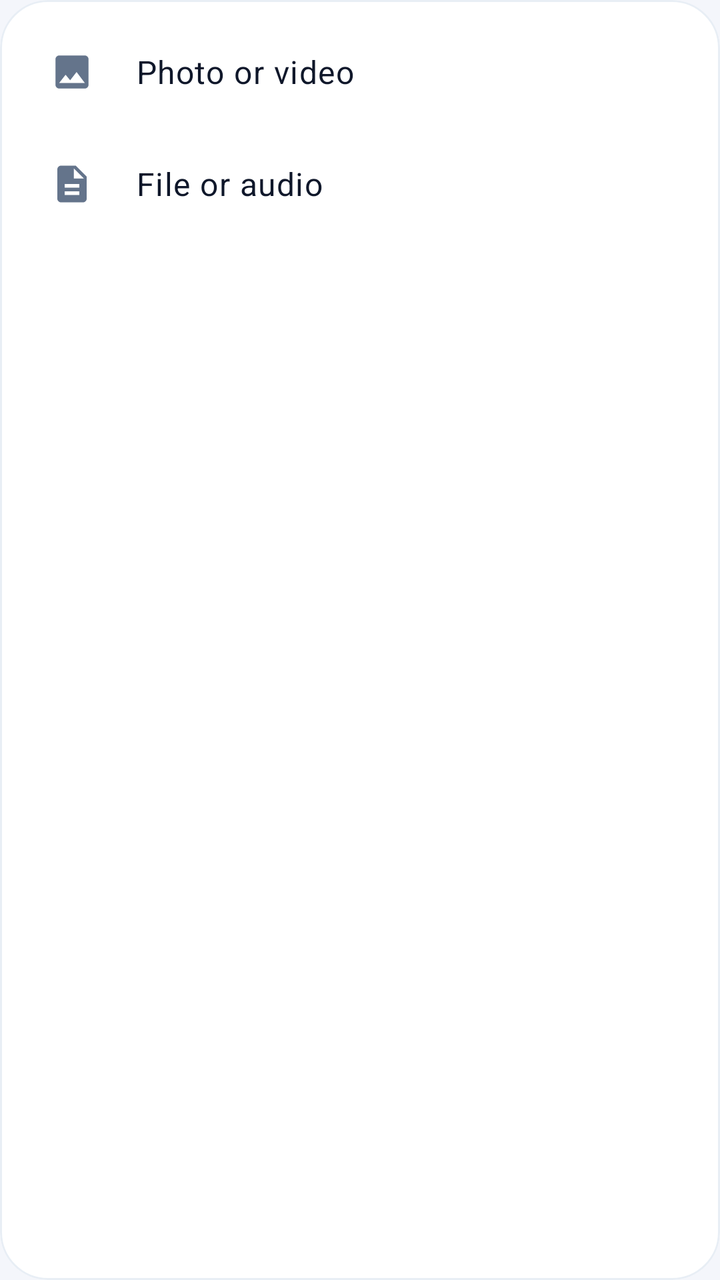
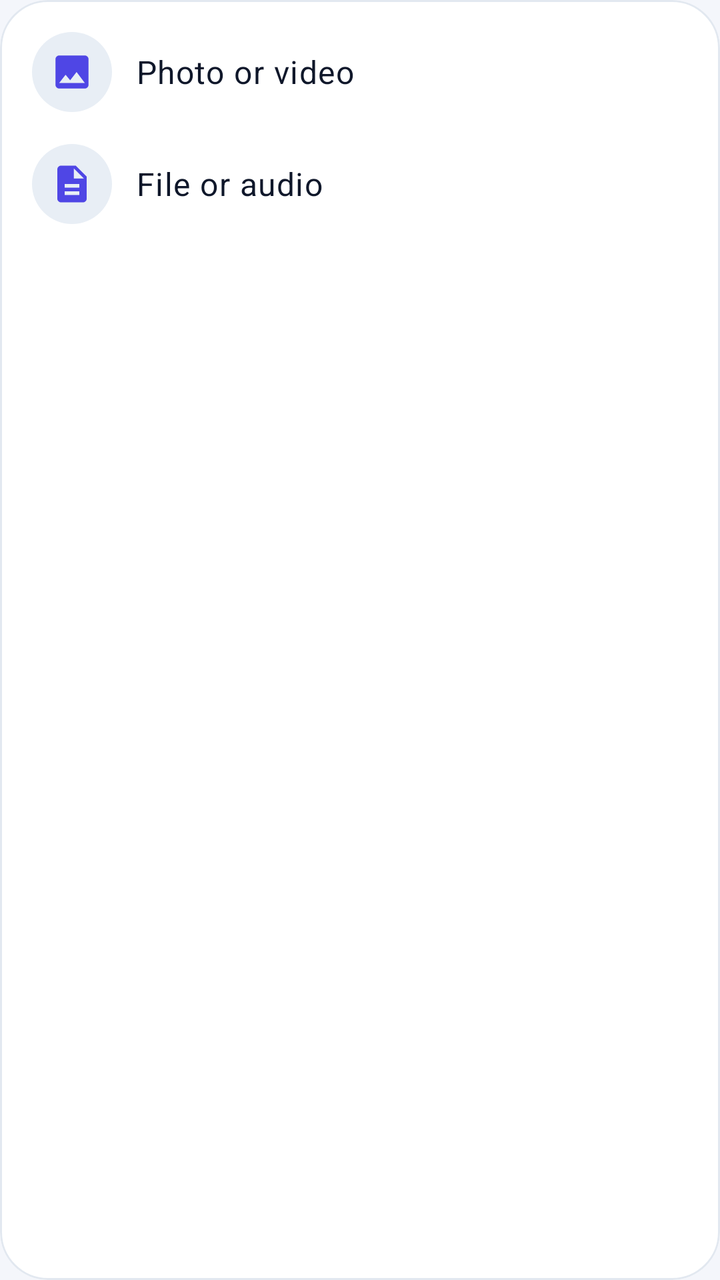

Two renders of the same Android screen: before a commit and after it. Below are the layout's source before the change and the commit's diff.
<!-- AndroidManifest.xml: application theme Theme.NexaChat -->
<!-- res/layout/sheet_attachment_picker.xml -->
<?xml version="1.0" encoding="utf-8"?>
<com.google.android.material.card.MaterialCardView xmlns:android="http://schemas.android.com/apk/res/android"
    xmlns:app="http://schemas.android.com/apk/res-auto"
    android:layout_width="match_parent"
    android:layout_height="wrap_content"
    app:cardBackgroundColor="?attr/colorSurface"
    app:cardCornerRadius="24dp"
    app:cardElevation="0dp"
    app:strokeColor="?attr/colorSurfaceVariant"
    app:strokeWidth="1dp">

    <LinearLayout
        android:layout_width="match_parent"
        android:layout_height="wrap_content"
        android:orientation="vertical"
        android:paddingTop="8dp"
        android:paddingBottom="16dp">

        <LinearLayout
            android:id="@+id/pickVisualRow"
            android:layout_width="match_parent"
            android:layout_height="wrap_content"
            android:background="?attr/selectableItemBackground"
            android:gravity="center_vertical"
            android:minHeight="@dimen/min_touch_target"
            android:orientation="horizontal"
            android:paddingHorizontal="16dp"
            android:paddingVertical="8dp">

            <ImageView
                android:layout_width="40dp"
                android:layout_height="40dp"
                android:importantForAccessibility="no"
                android:padding="9dp"
                android:src="@drawable/ic_image"
                app:tint="?attr/colorOnSurfaceVariant" />

            <TextView
                android:layout_width="match_parent"
                android:layout_height="wrap_content"
                android:layout_marginStart="12dp"
                android:text="@string/media_pick_visual"
                android:textAppearance="?attr/textAppearanceBodyLarge"
                android:textColor="?attr/colorOnSurface" />
        </LinearLayout>

        <LinearLayout
            android:id="@+id/pickDocumentRow"
            android:layout_width="match_parent"
            android:layout_height="wrap_content"
            android:background="?attr/selectableItemBackground"
            android:gravity="center_vertical"
            android:minHeight="@dimen/min_touch_target"
            android:orientation="horizontal"
            android:paddingHorizontal="16dp"
            android:paddingVertical="8dp">

            <ImageView
                android:layout_width="40dp"
                android:layout_height="40dp"
                android:importantForAccessibility="no"
                android:padding="9dp"
                android:src="@drawable/ic_description"
                app:tint="?attr/colorOnSurfaceVariant" />

            <TextView
                android:layout_width="match_parent"
                android:layout_height="wrap_content"
                android:layout_marginStart="12dp"
                android:text="@string/media_pick_document"
                android:textAppearance="?attr/textAppearanceBodyLarge"
                android:textColor="?attr/colorOnSurface" />
        </LinearLayout>
    </LinearLayout>
</com.google.android.material.card.MaterialCardView>
<!-- resources referenced by this layout -->
<resources>
  <dimen name="min_touch_target">48dp</dimen>
  <string name="media_pick_document">File or audio</string>
  <string name="media_pick_visual">Photo or video</string>
  <style name="Theme.NexaChat" parent="Theme.NexaChat.Views" />
  <color name="colorPrimary">@color/brand_indigo</color>
  <color name="colorOnPrimary">#FFFFFFFF</color>
  <color name="colorPrimaryContainer">@color/brand_indigo_container</color>
  <color name="colorOnPrimaryContainer">@color/brand_on_indigo_container</color>
  <color name="colorSecondary">@color/slate_secondary</color>
  <color name="colorOnSecondary">#FFFFFFFF</color>
  <color name="colorSecondaryContainer">@color/slate_secondary_container</color>
  <color name="colorOnSecondaryContainer">@color/slate_on_secondary_container</color>
  <color name="colorTertiary">@color/tertiary_sky</color>
  <color name="colorOnTertiary">#FFFFFFFF</color>
  <color name="colorTertiaryContainer">@color/tertiary_sky_container</color>
  <color name="colorOnTertiaryContainer">@color/tertiary_on_sky_container</color>
  <color name="colorError">@color/error_red</color>
  <color name="colorOnError">#FFFFFFFF</color>
  <color name="colorErrorContainer">@color/error_container_light</color>
  <color name="colorOnErrorContainer">@color/on_error_container_light</color>
  <color name="colorBackground">@color/background_light</color>
  <color name="colorOnBackground">@color/text_primary_light</color>
  <color name="colorSurface">@color/surface_light</color>
  <color name="colorOnSurface">@color/text_primary_light</color>
  <color name="colorSurfaceVariant">@color/surface_variant_light</color>
  <color name="surface_container_low_light">#FFFFFFFF</color>
  <color name="surface_container_light">#FFF1F5F9</color>
  <color name="surface_container_high_light">#FFE8EEF5</color>
  <color name="colorOnSurfaceVariant">@color/text_secondary_light</color>
  <color name="colorOutline">@color/slate_border</color>
  <color name="colorOutlineVariant">@color/slate_divider</color>
  <style name="TextAppearance.NexaChat.BodyLarge" parent="TextAppearance.Material3.BodyLarge" />
  <style name="TextAppearance.NexaChat.BodyMedium" parent="TextAppearance.Material3.BodyMedium" />
  <style name="TextAppearance.NexaChat.BodySmall" parent="TextAppearance.Material3.BodySmall" />
  <style name="TextAppearance.NexaChat.LabelLarge" parent="TextAppearance.Material3.LabelLarge" />
  <style name="TextAppearance.NexaChat.LabelSmall" parent="TextAppearance.Material3.LabelSmall" />
  <color name="brand_indigo">#FF4F46E5</color>
  <color name="brand_indigo_container">#FFE0E7FF</color>
  <color name="brand_on_indigo_container">#FF1E1B4B</color>
  <color name="slate_secondary">#FF505F76</color>
  <color name="slate_secondary_container">#FFD0E1FB</color>
  <color name="slate_on_secondary_container">#FF1D283A</color>
  <color name="tertiary_sky">#FF0EA5E9</color>
  <color name="tertiary_sky_container">#FFBAE6FD</color>
  <color name="tertiary_on_sky_container">#FF0369A1</color>
  <color name="error_red">#FFBA1A1A</color>
  <color name="error_container_light">#FFFFDAD6</color>
  <color name="on_error_container_light">#FF93000A</color>
  <color name="background_light">#FFF4F6FB</color>
  <color name="text_primary_light">#FF0F172A</color>
  <color name="surface_light">#FFFFFFFF</color>
  <color name="surface_variant_light">#FFE8EEF5</color>
  <color name="text_secondary_light">#FF64748B</color>
  <color name="slate_border">#FFCBD5E1</color>
  <color name="slate_divider">#FFE2E8F0</color>
  <dimen name="corner_sm">8dp</dimen>
  <dimen name="corner_md">12dp</dimen>
  <dimen name="corner_lg">16dp</dimen>
  <!-- unchanged entries left out for length: 14 -->
</resources>

<!-- the commit's change to res/layout/sheet_attachment_picker.xml (unified diff, before → after) -->
@@ -6,7 +6,7 @@
     app:cardBackgroundColor="?attr/colorSurface"
     app:cardCornerRadius="24dp"
     app:cardElevation="0dp"
-    app:strokeColor="?attr/colorSurfaceVariant"
+    app:strokeColor="?attr/colorOutlineVariant"
     app:strokeWidth="1dp">
 
     <LinearLayout
@@ -30,10 +30,12 @@
             <ImageView
                 android:layout_width="40dp"
                 android:layout_height="40dp"
+                android:background="@drawable/bg_date_separator"
+                android:backgroundTint="?attr/colorSurfaceVariant"
                 android:importantForAccessibility="no"
                 android:padding="9dp"
                 android:src="@drawable/ic_image"
-                app:tint="?attr/colorOnSurfaceVariant" />
+                app:tint="?attr/colorPrimary" />
 
             <TextView
                 android:layout_width="match_parent"
@@ -58,10 +60,12 @@
             <ImageView
                 android:layout_width="40dp"
                 android:layout_height="40dp"
+                android:background="@drawable/bg_date_separator"
+                android:backgroundTint="?attr/colorSurfaceVariant"
                 android:importantForAccessibility="no"
                 android:padding="9dp"
                 android:src="@drawable/ic_description"
-                app:tint="?attr/colorOnSurfaceVariant" />
+                app:tint="?attr/colorPrimary" />
 
             <TextView
                 android:layout_width="match_parent"
<!-- resource entries referenced after the edit -->
@@ -1,6 +1,13 @@
 <!-- resources referenced by this layout -->
 <resources>
   <dimen name="min_touch_target">48dp</dimen>
+  <!-- drawable bg_date_separator (drawable) -->
+  <?xml version="1.0" encoding="utf-8"?>
+  <shape xmlns:android="http://schemas.android.com/apk/res/android"
+      android:shape="rectangle">
+      <corners android:radius="999dp" />
+      <solid android:color="?attr/colorSurfaceContainerHigh" />
+  </shape>
   <string name="media_pick_document">File or audio</string>
   <string name="media_pick_visual">Photo or video</string>
   <style name="Theme.NexaChat" parent="Theme.NexaChat.Views" />
